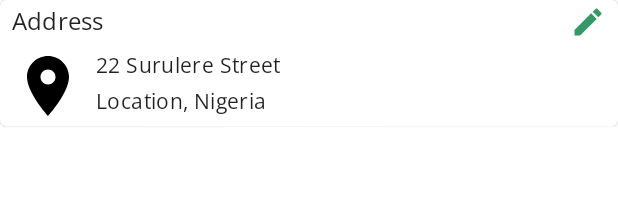
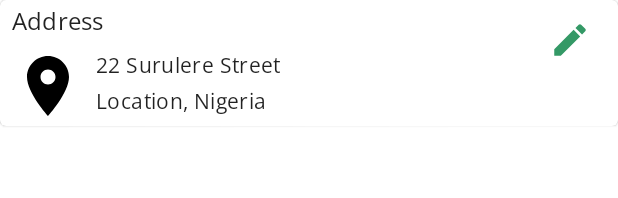
Before and after one commit to KryptKode/Farmz, an Android app: the layout include_details_address.xml on its own in the app's theme, with its tools: preview values and no code run, on a phone screen of 412 x 824 dp. Shown: the top 198 px of the screen. Run offline under Robolectric (Android 15) with nearby library versions, the phone set to English and light mode, and no system bars.

Commit message:
feat[detail]: fixes - cache flow in FarmersViewModel - increase edit button size

```diff
--- a/app/src/main/java/com/kryptkode/farmz/screens/farmerdetails/FarmerDetailController.kt
+++ b/app/src/main/java/com/kryptkode/farmz/screens/farmerdetails/FarmerDetailController.kt
@@ -3,7 +3,7 @@ package com.kryptkode.farmz.screens.farmerdetails
 import androidx.lifecycle.*
 import com.kryptkode.farmz.navigation.home.HomeNavigator
 import com.kryptkode.farmz.screens.farmerdetails.view.FarmerDetailView
-import kotlinx.coroutines.flow.collectLatest
+import kotlinx.coroutines.flow.collect
 import kotlinx.coroutines.launch
 import javax.inject.Inject
 
@@ -37,7 +37,7 @@ class FarmerDetailController @Inject constructor(
     fun onStart() {
         farmerListView.registerListener(this)
         lifeCycleOwner.lifecycleScope.launch {
-            viewModel.getFarmer(farmerId).collectLatest {
+            viewModel.getFarmer(farmerId).collect {
                 farmerListView.bindFarmer(it)
             }
         }
--- a/app/src/main/res/layout/include_details_address.xml
+++ b/app/src/main/res/layout/include_details_address.xml
@@ -62,6 +62,7 @@
             android:id="@+id/img_edit"
             android:layout_width="@dimen/detail_edit_icon_size"
             android:layout_height="@dimen/detail_edit_icon_size"
+            android:padding="10dp"
             android:background="?selectableItemBackgroundBorderless"
             android:contentDescription="@string/edit_content_description"
             app:layout_constraintEnd_toEndOf="@id/guidelineEnd"
--- a/app/src/main/res/layout/include_details_contact.xml
+++ b/app/src/main/res/layout/include_details_contact.xml
@@ -64,6 +64,7 @@
             android:layout_height="@dimen/detail_edit_icon_size"
             android:background="?selectableItemBackgroundBorderless"
             android:contentDescription="@string/edit_content_description"
+            android:padding="10dp"
             app:layout_constraintEnd_toEndOf="@id/guidelineEnd"
             app:layout_constraintTop_toTopOf="@id/guidelineTop"
             app:srcCompat="@drawable/ic_edit" />
--- a/app/src/main/res/layout/include_details_id.xml
+++ b/app/src/main/res/layout/include_details_id.xml
@@ -121,6 +121,7 @@
             android:id="@+id/img_edit"
             android:layout_width="@dimen/detail_edit_icon_size"
             android:layout_height="@dimen/detail_edit_icon_size"
+            android:padding="10dp"
             android:background="?selectableItemBackgroundBorderless"
             android:contentDescription="@string/edit_content_description"
             app:layout_constraintEnd_toEndOf="@id/guidelineEnd"
--- a/app/src/main/res/layout/include_details_personal.xml
+++ b/app/src/main/res/layout/include_details_personal.xml
@@ -104,6 +104,7 @@
             android:id="@+id/img_edit"
             android:layout_width="@dimen/detail_edit_icon_size"
             android:layout_height="@dimen/detail_edit_icon_size"
+            android:padding="10dp"
             android:background="?selectableItemBackgroundBorderless"
             android:contentDescription="@string/edit_content_description"
             app:layout_constraintEnd_toEndOf="@id/guidelineEnd"
--- a/app/src/main/res/values/dimens.xml
+++ b/app/src/main/res/values/dimens.xml
@@ -40,6 +40,6 @@
     <dimen name="line_drawable_padding">8dp</dimen>
     <dimen name="thumb_drawable_padding">16dp</dimen>
     <dimen name="thumb_drawable_corners">32dp</dimen>
-    <dimen name="detail_edit_icon_size">24dp</dimen>
+    <dimen name="detail_edit_icon_size">48dp</dimen>
 
 </resources>
```
Also changed, not shown: app/src/main/java/com/kryptkode/farmz/screens/farmers/FarmersViewModel.kt (+11 -1 lines).
